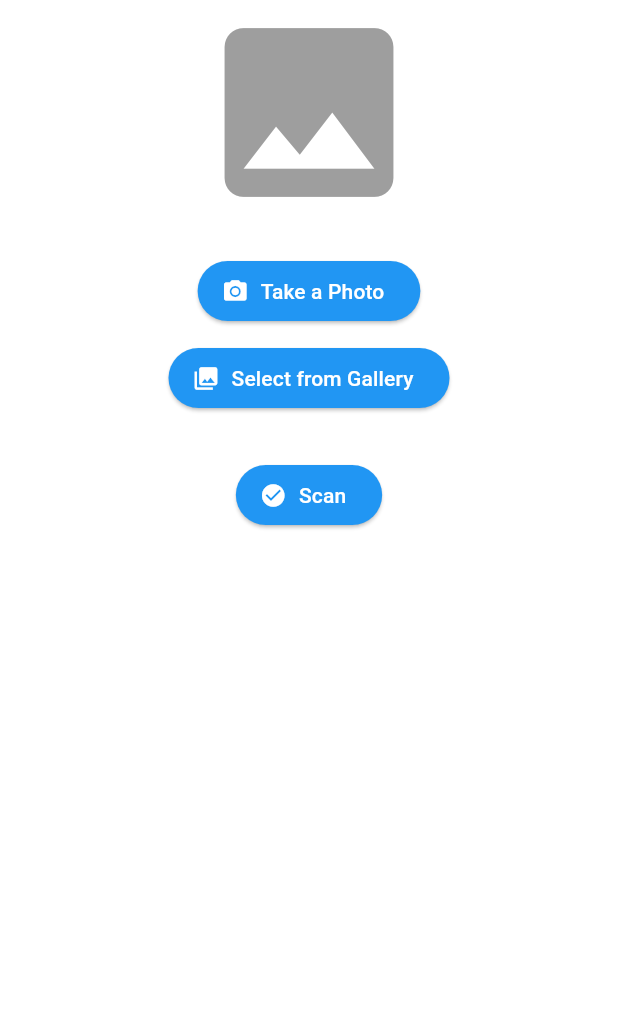
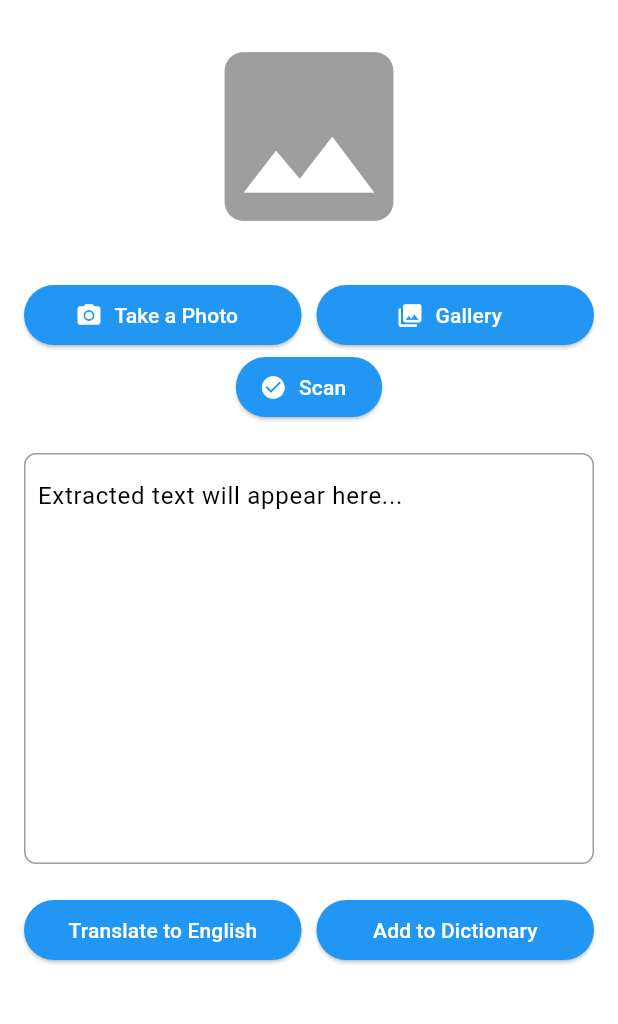
Before and after one commit to DenzelHuang/se_wmp_project, a Flutter app: the ScannerPage screen opened directly, on a phone screen of 412 x 824 dp, the part 84-1108 px from its top. Run offline on Flutter 3.47's test engine with Material 3 defaults, Android fonts, the phone set to English and light mode, and no system bars; our stand-ins replace image_picker; missing offline and left inert: google_mlkit_text_recognition, translator.

Commit message:
Updated Scanner Page
Scanner now has 2 outputs: OCR output and translation output.
The user can edit the OCR output in the case of unnecessary noise being scanned.
A translation button has been added to translate the OCR output using the "translator" Flutter package, it utilizes Google Translate. The output will be displayed below within a Text widget.
The image display has also been updated for the user to interact with. Upon tapping the image preview, it will be then be displayed in fullscreen with zooming functionalities included.
The "Add to Dictionary" button is still a placeholder.
Inputs and outputs will be retained after moving to another widget, It will only be deleted upon exiting the app or overwritten by new inputs and outputs.

```diff
--- a/lib/main.dart
+++ b/lib/main.dart
@@ -6,6 +6,7 @@ import 'package:se_wmp_project/pages/scanner_page.dart';
 import 'package:se_wmp_project/pages/courses_page.dart';
 import 'package:se_wmp_project/pages/dictionary_page.dart';
 import 'package:se_wmp_project/providers/language_provider.dart';
+import 'package:se_wmp_project/providers/scanner_provider.dart';
 
 void main() {
   runApp(
@@ -13,6 +14,7 @@ void main() {
       providers: [
         // Initialize LanguageProvider for state management
         ChangeNotifierProvider(create: (_) => LanguageProvider()),
+        ChangeNotifierProvider(create: (_) => ScannerProvider()),
       ],
       child: const MyApp(),
     ),
--- a/lib/pages/scanner_page.dart
+++ b/lib/pages/scanner_page.dart
@@ -2,7 +2,12 @@ import 'package:flutter/material.dart';
 import 'dart:io';
 import 'package:image_picker/image_picker.dart';
 import 'package:google_mlkit_text_recognition/google_mlkit_text_recognition.dart';
+import 'package:se_wmp_project/widgets/fullscreen_image.dart';
+import 'package:translator/translator.dart';
+import 'package:provider/provider.dart';
 import 'package:se_wmp_project/widgets/app_drawer.dart';
+import 'package:se_wmp_project/providers/scanner_provider.dart';
+import 'package:se_wmp_project/providers/language_provider.dart';
 
 class ScannerPage extends StatefulWidget {
   const ScannerPage({super.key});
@@ -12,17 +17,16 @@ class ScannerPage extends StatefulWidget {
 }
 
 class _ScannerPageState extends State<ScannerPage> {
-  File? _selectedImage;
-  String _extractedText = ''; // State variable for extracted text
   final ImagePicker _picker = ImagePicker();
+  final translator = GoogleTranslator();
+  String _translationSource = "";
 
   // Method to capture an image using the camera
   Future<void> _captureImage() async {
     final XFile? image = await _picker.pickImage(source: ImageSource.camera);
     if (image != null) {
-      setState(() {
-        _selectedImage = File(image.path);
-      });
+      Provider.of<ScannerProvider>(context, listen: false)
+          .setImage(File(image.path));
     }
   }
 
@@ -30,78 +34,141 @@ class _ScannerPageState extends State<ScannerPage> {
   Future<void> _pickImageFromGallery() async {
     final XFile? image = await _picker.pickImage(source: ImageSource.gallery);
     if (image != null) {
-      setState(() {
-        _selectedImage = File(image.path);
-      });
+      Provider.of<ScannerProvider>(context, listen: false)
+          .setImage(File(image.path));
     }
   }
 
   // Method to process the selected image and extract text
   Future<void> _processImage() async {
-    if (_selectedImage != null) {
-      final inputImage = InputImage.fromFilePath(_selectedImage!.path);
+    final scannerProvider =
+        Provider.of<ScannerProvider>(context, listen: false);
+    if (scannerProvider.selectedImage != null) {
+      final inputImage =
+          InputImage.fromFilePath(scannerProvider.selectedImage!.path);
       final textRecognizer = TextRecognizer();
       final recognizedText = await textRecognizer.processImage(inputImage);
 
-      setState(() {
-        _extractedText = recognizedText.text; // Update extracted text
-      });
+      scannerProvider.setOcrText(recognizedText.text);
 
-      // Display a snackbar to notify the user that text extraction is complete
       ScaffoldMessenger.of(context).showSnackBar(
         const SnackBar(content: Text("Text extraction complete!")),
       );
     } else {
       ScaffoldMessenger.of(context).showSnackBar(
-        const SnackBar(
-            content: Text("Please select or capture an image first.")),
+        const SnackBar(content: Text("Please select or capture an image first.")),
       );
+    }
+  }
+
+  // Method to translate text to English
+  Future<void> _translateText() async {
+    final scannerProvider =
+        Provider.of<ScannerProvider>(context, listen: false);
+    final selectedLanguage =
+        Provider.of<LanguageProvider>(context, listen: false).selectedLanguage;
+
+    // Set the translation source in the provider
+    scannerProvider.setTranslatedSource(selectedLanguage);
+
+    if (scannerProvider.ocrText.isNotEmpty) {
+      try {
+        final translation = await translator.translate(
+          scannerProvider.ocrText,
+          from: _getLanguageCode(selectedLanguage),
+          to: 'en',
+        );
+
+        scannerProvider.setTranslatedText(translation.text);
+
+        ScaffoldMessenger.of(context).showSnackBar(
+          const SnackBar(content: Text("Translation complete!")),
+        );
+      } catch (e) {
+        ScaffoldMessenger.of(context).showSnackBar(
+          const SnackBar(content: Text("Failed to translate text.")),
+        );
+      }
+    } else {
+      ScaffoldMessenger.of(context).showSnackBar(
+        const SnackBar(content: Text("No text to translate.")),
+      );
+    }
+  }
+
+  // Helper to get language code
+  String _getLanguageCode(String language) {
+    switch (language.toLowerCase()) {
+      case 'french':
+        return 'fr';
+      case 'japanese':
+        return 'ja';
+      default:
+        return 'auto';
     }
   }
 
   @override
   Widget build(BuildContext context) {
+    final scannerProvider = Provider.of<ScannerProvider>(context);
+
+    // Update the local variable with the value from the provider
+    _translationSource = scannerProvider.translatedSource;
+
     return Scaffold(
       appBar: AppBar(title: const Text("Scanner Page")),
       drawer: const AppDrawer(),
       body: SingleChildScrollView(
-        // Wrap the column with SingleChildScrollView
         child: Center(
+          child: Padding(
+            padding: const EdgeInsets.all(16.0),
             child: Column(
-            mainAxisSize: MainAxisSize.min,
-            mainAxisAlignment: MainAxisAlignment.center,
-            crossAxisAlignment: CrossAxisAlignment.center,
               children: [
-              // Display the selected image
-              if (_selectedImage != null)
-                Image.file(
-                  _selectedImage!,
+                // Display selected image
+                if (scannerProvider.selectedImage != null)
+                  GestureDetector(
+                    onTap: () {
+                      Navigator.push(
+                        context,
+                        MaterialPageRoute(
+                          builder: (context) => FullscreenImageView(
+                            imageFile: scannerProvider.selectedImage!,
+                          ),
+                        ),
+                      );
+                    },
+                    child: Image.file(
+                      scannerProvider.selectedImage!,
                       height: 250,
                       fit: BoxFit.cover,
+                    ),
                   )
                 else
-                const Icon(
-                  Icons.image,
-                  size: 150,
-                  color: Colors.grey,
-                ),
+                  const Icon(Icons.image, size: 150, color: Colors.grey),
+
                 const SizedBox(height: 20),
 
-              // Button to capture image
-              ElevatedButton.icon(
+                // Buttons to capture/select images
+                Row(
+                  mainAxisAlignment: MainAxisAlignment.center,
+                  children: [
+                    Expanded(
+                      child: ElevatedButton.icon(
                         onPressed: _captureImage,
                         icon: const Icon(Icons.camera_alt),
                         label: const Text("Take a Photo"),
                       ),
-              const SizedBox(height: 10),
-
-              // Button to pick image from gallery
-              ElevatedButton.icon(
+                    ),
+                    const SizedBox(width: 10), // Add spacing between the buttons
+                    Expanded(
+                      child: ElevatedButton.icon(
                         onPressed: _pickImageFromGallery,
                         icon: const Icon(Icons.photo_library),
-                label: const Text("Select from Gallery"),
+                        label: const Text("Gallery"),
                       ),
-              const SizedBox(height: 30),
+                    ),
+                  ],
+                ),
 
                 // Button to process image
                 ElevatedButton.icon(
@@ -111,20 +178,81 @@ class _ScannerPageState extends State<ScannerPage> {
                 ),
                 const SizedBox(height: 20),
 
-              // Display the extracted text
-              if (_extractedText.isNotEmpty)
-                Padding(
+                // OCR Output
+                Container(
                   padding: const EdgeInsets.all(8.0),
+                  decoration: BoxDecoration(
+                    border: Border.all(color: Colors.grey, width: 1),  // Border color and width
+                    borderRadius: BorderRadius.circular(8),  // Optional: to make rounded corners
+                  ),
+                  child: TextField(
+                    controller: TextEditingController(
+                      text: scannerProvider.ocrText,
+                    ), // Pre-fill with OCR text
+                    maxLines: 10,
+                    decoration: const InputDecoration(
+                      border: InputBorder.none, // Remove default border of the TextField
+                      hintText: "Extracted text will appear here...",
+                    ),
+                    onChanged: (value) {
+                      scannerProvider.setOcrText(value);
+                    },
+                  ),
+                ),
+                const SizedBox(height: 20),
+
+                // Buttons for translation and dictionary
+                Row(
+                  mainAxisAlignment: MainAxisAlignment.center,
+                  children: [
+                    // Translate button
+                    Expanded(child:
+                      ElevatedButton(
+                        onPressed: _translateText,
+                        child: const Text("Translate to English"),
+                      )
+                    ),
+                    const SizedBox(width: 10), // Add spacing between the buttons
+
+                    // Add to Dictionary button
+                    Expanded(child:
+                      ElevatedButton(
+                        onPressed: () {}, // Placeholder function
+                        child: const Text("Add to Dictionary"),
+                      ),
+                    ),
+                  ],
+                ),
+                const SizedBox(height: 20),
+
+                // Display the translation source
+                if (_translationSource.isNotEmpty)
+                  Text(
+                    "Translated from ${scannerProvider.translatedSource}",
+                    style: const TextStyle(fontSize: 16, color: Colors.grey),
+                    textAlign: TextAlign.center,
+                  ),
+                const SizedBox(height: 10),
+
+                // Translation output
+                if (scannerProvider.translatedText.isNotEmpty)
+                  Container(
+                    padding: const EdgeInsets.all(8.0),
+                    decoration: BoxDecoration(
+                      border: Border.all(color: Colors.grey, width: 1),
+                      borderRadius: BorderRadius.circular(8),
+                    ),
+                    width: MediaQuery.of(context).size.width - 32, // Same width as OCR container
                     child: Text(
-                    _extractedText,
-                    style: const TextStyle(fontSize: 16, color: Colors.black),
-                    textAlign: TextAlign.center,
+                      scannerProvider.translatedText,
+                      style: const TextStyle(fontSize: 16),
                     ),
                   ),
               ],
             ),
           ),
         ),
+      ),
     );
   }
 }
--- /dev/null
+++ b/lib/providers/scanner_provider.dart
@@ -0,0 +1,44 @@
+import 'dart:io';
+import 'package:flutter/material.dart';
+
+class ScannerProvider with ChangeNotifier {
+  File? _selectedImage;
+  String _ocrText = '';
+  String _translatedText = '';
+  String _translatedSource = '';
+
+  // Getters
+  File? get selectedImage => _selectedImage;
+  String get ocrText => _ocrText;
+  String get translatedText => _translatedText;
+  String get translatedSource => _translatedSource;
+
+  // Setters
+  void setImage(File image) {
+    _selectedImage = image;
+    notifyListeners();
+  }
+
+  void setOcrText(String text) {
+    _ocrText = text;
+    notifyListeners();
+  }
+
+  void setTranslatedText(String text) {
+    _translatedText = text;
+    notifyListeners();
+  }
+
+  void setTranslatedSource(String text) {
+    _translatedSource= text;
+    notifyListeners();
+  }
+
+  // Clear all data
+  void clearData() {
+    _selectedImage = null;
+    _ocrText = '';
+    _translatedText = '';
+    notifyListeners();
+  }
+}
--- a/pubspec.yaml
+++ b/pubspec.yaml
@@ -40,6 +40,7 @@ dependencies:
   cupertino_icons: ^1.0.8
   path_provider: ^2.1.5
   provider: ^6.1.2
+  translator: ^1.0.3+1
 
 dev_dependencies:
   flutter_test:
```
Also changed, not shown: lib/widgets/fullscreen_image.dart (added, +34 -0 lines), 3 other files. Lines whose indentation alone changed are shown as unchanged.
